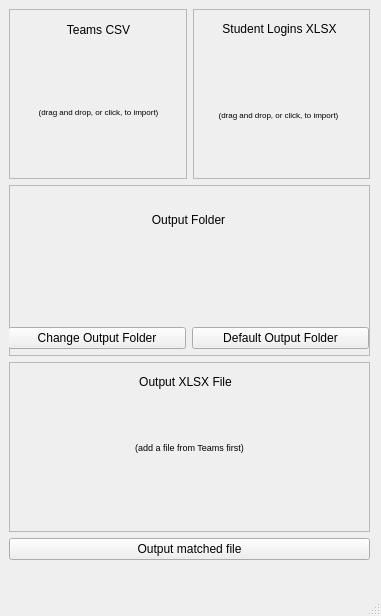
Above: gui/main_window.ui from dylarm/TeamsAtlasBridge before the change. Below: the same form after it.
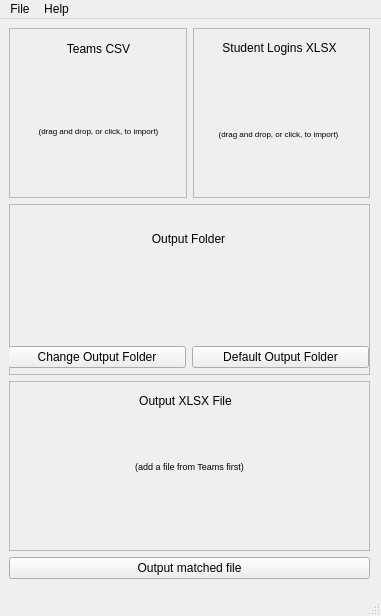
That is the form after the change. Custom widgets are drawn as their Qt base class.

Commit message:
Add menu bar
So far just File->Exit and three items under Help (About, About Qt, and Check for updates). Necessitated a little modification to the update checking method, but not much.

```diff
--- a/gui/main_window.ui
+++ b/gui/main_window.ui
@@ -276,6 +276,23 @@
      <height>30</height>
     </rect>
    </property>
+   <widget class="QMenu" name="menuHelp">
+    <property name="title">
+     <string>Help</string>
+    </property>
+    <addaction name="actionAbout_Teams_ATLAS_Bridge"/>
+    <addaction name="actionAbout_Qt"/>
+    <addaction name="separator"/>
+    <addaction name="actionCheck_for_Updates"/>
+   </widget>
+   <widget class="QMenu" name="menuFile">
+    <property name="title">
+     <string>File</string>
+    </property>
+    <addaction name="actionExit"/>
+   </widget>
+   <addaction name="menuFile"/>
+   <addaction name="menuHelp"/>
   </widget>
   <widget class="QStatusBar" name="statusbar"/>
  </widget>
```
Left out of the diff: 108 changed lines with no effect on the pictures. The commit also changes 2 other files.
